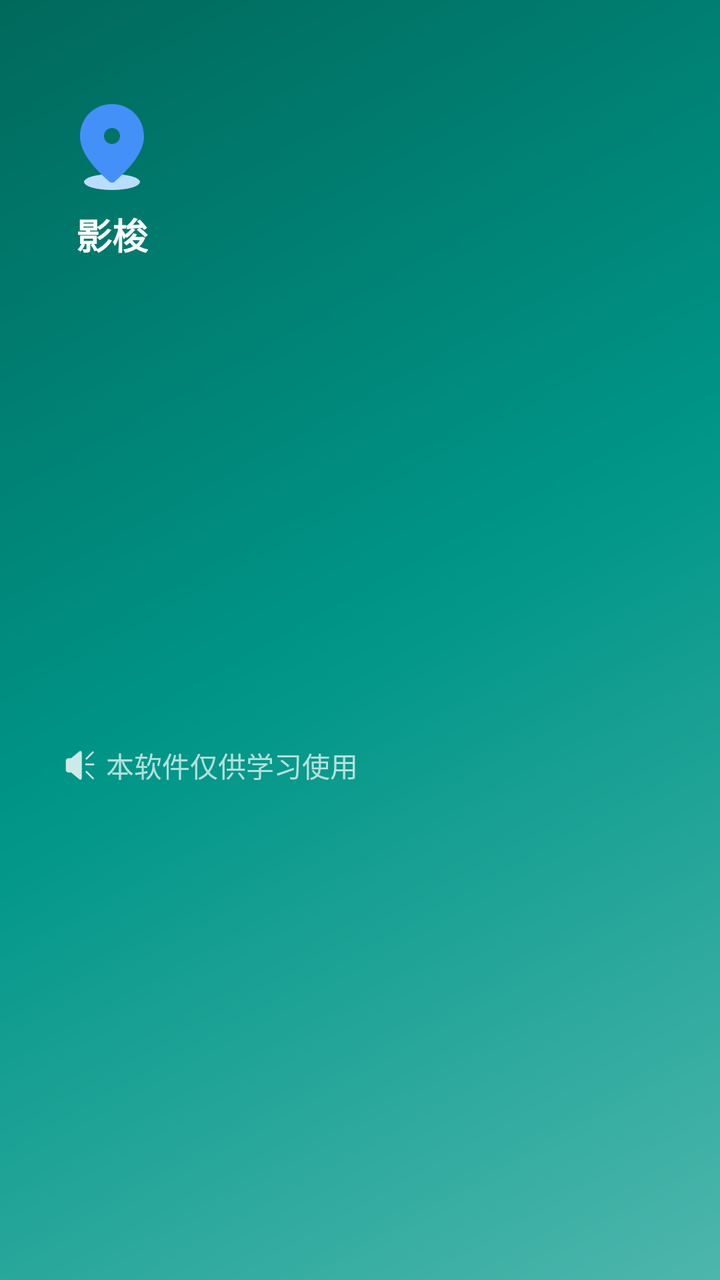
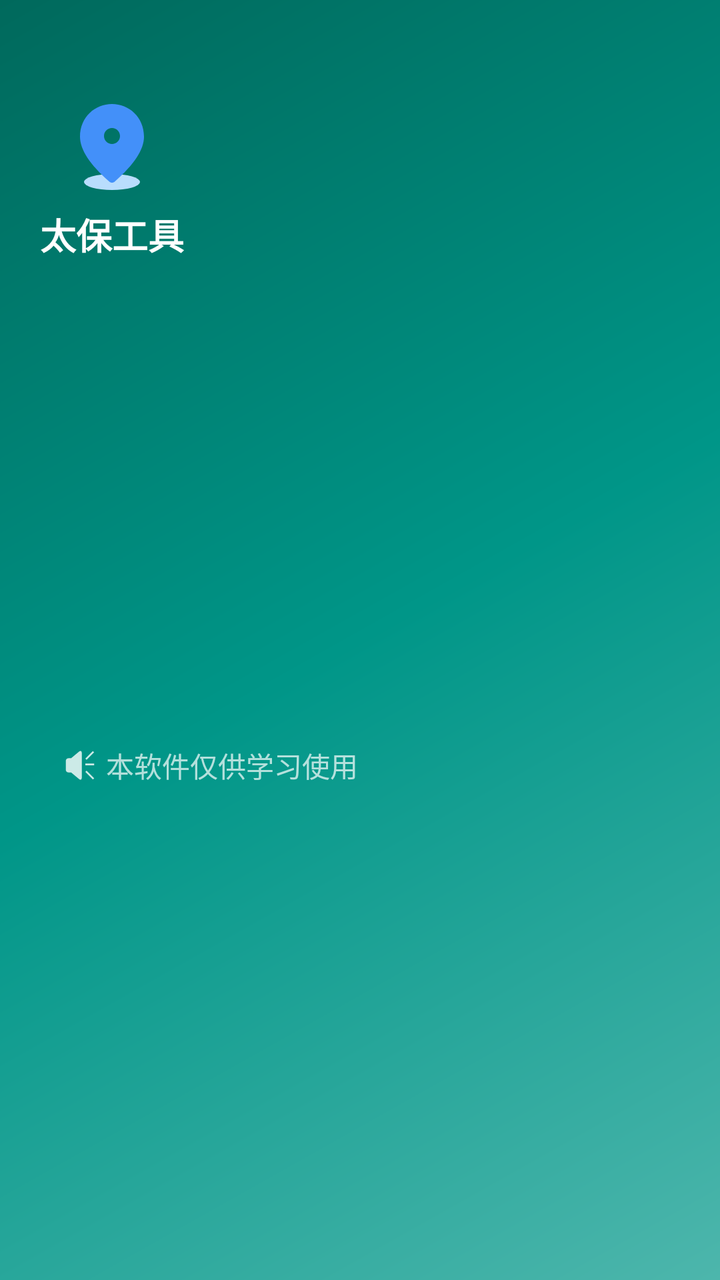

Two renders of the same Android screen: before a commit and after it. Below are the layout's source before the change and the commit's diff.
<!-- AndroidManifest.xml: application theme AppTheme -->
<!-- res/layout/nav_header.xml -->
<?xml version="1.0" encoding="utf-8"?>
<androidx.constraintlayout.widget.ConstraintLayout xmlns:android="http://schemas.android.com/apk/res/android"
    xmlns:app="http://schemas.android.com/apk/res-auto"
    xmlns:tools="http://schemas.android.com/tools"
    android:id="@+id/linearLayout"
    android:layout_width="match_parent"
    android:layout_height="@dimen/nav_header_height"
    android:background="@drawable/side_nav_bar"
    android:theme="@style/ThemeOverlay.AppCompat.Dark"
    >

  <ImageView
      android:id="@+id/user_icon"
      android:layout_width="48dp"
      android:layout_height="48dp"
      android:layout_marginStart="32dp"
      android:layout_marginTop="48dp"
      android:contentDescription="@null"
      app:layout_constraintStart_toStartOf="parent"
      app:layout_constraintTop_toTopOf="parent"
      app:srcCompat="@drawable/ic_launcher_location"
      />

  <TextView
      android:id="@+id/user_name"
      android:layout_width="wrap_content"
      android:layout_height="wrap_content"
      android:layout_marginTop="8dp"
      android:text="@string/nav_user_name"
      android:textAppearance="@style/TextAppearance.AppCompat.Body1"
      android:textSize="18sp"
      android:textStyle="bold"
      app:layout_constraintEnd_toEndOf="@+id/user_icon"
      app:layout_constraintStart_toStartOf="@+id/user_icon"
      app:layout_constraintTop_toBottomOf="@+id/user_icon"
      />

  <TextView
      android:id="@+id/textView"
      android:layout_width="0dp"
      android:layout_height="wrap_content"
      android:layout_marginTop="10dp"
      android:layout_marginBottom="15dp"
      android:drawablePadding="5dip"
      android:gravity="center_vertical"
      android:text="@string/nav_user_limit_info"
      app:drawableStartCompat="@drawable/ic_msg"
      app:layout_constraintBottom_toBottomOf="parent"
      app:layout_constraintEnd_toEndOf="parent"
      app:layout_constraintStart_toStartOf="@+id/user_icon"
      app:layout_constraintTop_toBottomOf="@+id/user_name"
      />

</androidx.constraintlayout.widget.ConstraintLayout>
<!-- resources referenced by this layout -->
<resources>
  <dimen name="nav_header_height">200dp</dimen>
  <!-- drawable ic_launcher_location (drawable) -->
  <vector xmlns:android="http://schemas.android.com/apk/res/android"
      android:width="24dp"
      android:height="24dp"
      android:viewportWidth="24"
      android:viewportHeight="24">
    <path
        android:fillColor="#B9DDFD"
        android:pathData="M12 21.5
        m-7, 0
        a7,2 0 1,0 14,0
        a7,2 0 1,0 -14,0" />
    <path
        android:fillColor="#4390F9"
        android:pathData="M12 2c-4.2 0-8 3.22-8 8.2 0 3.18 2.45 6.92 7.34 11.23.38.33.95.33 1.33 0C17.55 17.12 20 13.38 20 10.2 20 5.22 16.2 2 12 2m0 10c-1.1 0-2-.9-2-2s.9-2 2-2 2 .9 2 2-.9 2-2 2" />
  
  </vector>
  <!-- drawable ic_msg (drawable) -->
  <vector xmlns:android="http://schemas.android.com/apk/res/android"
      android:width="16dp"
      android:height="16dp"
      android:viewportWidth="1024"
      android:viewportHeight="1024">
    <path
        android:fillColor="#CCFFFFFF"
        android:pathData="M227.56,312.89v-28.44h-85.33c-47.46,0 -85.33,38.33 -85.33,85.6v283.91c0,47.58 38.21,85.6 85.33,85.6h85.33L227.56,312.89zM284.44,728.18L512,910.22L512,113.78L284.44,295.82v432.36zM227.56,682.67v56.89l254.32,211.93c47.86,39.88 87.02,21.7 87.02,-40.98L568.89,113.5c0,-62.72 -38.96,-81.03 -87.02,-40.99L227.56,284.44v56.89h-56.89c-31.64,0 -56.89,25.23 -56.89,56.36v228.6c0,30.71 25.47,56.37 56.89,56.37h56.89zM682.67,298.25l241.36,-241.36 40.23,40.23 -241.36,241.36 -40.23,-40.23zM682.67,722.89l241.36,241.36 40.23,-40.23 -241.36,-241.36 -40.23,40.23zM682.67,455.11L967.11,455.11L967.11,512L682.67,512v-56.89z" />
  </vector>
  <!-- drawable side_nav_bar (drawable) -->
  <shape xmlns:android="http://schemas.android.com/apk/res/android"
      android:shape="rectangle">
      <gradient
          android:angle="135"
          android:centerColor="#009688"
          android:endColor="#00695C"
          android:startColor="#4DB6AC"
          android:type="linear" />
  </shape>
  <string name="nav_user_limit_info">本软件仅供学习使用</string>
  <string name="nav_user_name">影梭</string>
  <style name="AppTheme" parent="Theme.Material3.DayNight.NoActionBar">
          <item name="colorPrimary">@color/colorPrimary</item>
          <item name="colorPrimaryDark">@color/colorPrimary</item>
          <item name="colorAccent">@color/colorAccent</item>
          <item name="buttonStyle">@style/AppTheme.Button</item>
          <item name="android:statusBarColor">@android:color/transparent</item>
      </style>
  <color name="colorPrimary">#ff008577</color>
  <color name="colorAccent">#ff4081</color>
  <style name="AppTheme.Button" parent="Widget.AppCompat.Button.Colored">
          <item name="colorButtonNormal">@color/colorAccent</item>
      </style>
</resources>

<!-- the commit's change to res/layout/nav_header.xml (unified diff, before → after) -->
@@ -6,49 +6,45 @@
     android:layout_width="match_parent"
     android:layout_height="@dimen/nav_header_height"
     android:background="@drawable/side_nav_bar"
-    android:theme="@style/ThemeOverlay.AppCompat.Dark"
-    >
+    android:theme="@style/ThemeOverlay.AppCompat.Dark">
 
-  <ImageView
-      android:id="@+id/user_icon"
-      android:layout_width="48dp"
-      android:layout_height="48dp"
-      android:layout_marginStart="32dp"
-      android:layout_marginTop="48dp"
-      android:contentDescription="@null"
-      app:layout_constraintStart_toStartOf="parent"
-      app:layout_constraintTop_toTopOf="parent"
-      app:srcCompat="@drawable/ic_launcher_location"
-      />
+    <ImageView
+        android:id="@+id/user_icon"
+        android:layout_width="48dp"
+        android:layout_height="48dp"
+        android:layout_marginStart="32dp"
+        android:layout_marginTop="48dp"
+        android:contentDescription="@null"
+        app:layout_constraintStart_toStartOf="parent"
+        app:layout_constraintTop_toTopOf="parent"
+        app:srcCompat="@drawable/ic_launcher_location" />
 
-  <TextView
-      android:id="@+id/user_name"
-      android:layout_width="wrap_content"
-      android:layout_height="wrap_content"
-      android:layout_marginTop="8dp"
-      android:text="@string/nav_user_name"
-      android:textAppearance="@style/TextAppearance.AppCompat.Body1"
-      android:textSize="18sp"
-      android:textStyle="bold"
-      app:layout_constraintEnd_toEndOf="@+id/user_icon"
-      app:layout_constraintStart_toStartOf="@+id/user_icon"
-      app:layout_constraintTop_toBottomOf="@+id/user_icon"
-      />
+    <TextView
+        android:id="@+id/user_name"
+        android:layout_width="wrap_content"
+        android:layout_height="wrap_content"
+        android:layout_marginTop="8dp"
+        android:text="@string/app_name"
+        android:textAppearance="@style/TextAppearance.AppCompat.Body1"
+        android:textSize="18sp"
+        android:textStyle="bold"
+        app:layout_constraintEnd_toEndOf="@+id/user_icon"
+        app:layout_constraintStart_toStartOf="@+id/user_icon"
+        app:layout_constraintTop_toBottomOf="@+id/user_icon" />
 
-  <TextView
-      android:id="@+id/textView"
-      android:layout_width="0dp"
-      android:layout_height="wrap_content"
-      android:layout_marginTop="10dp"
-      android:layout_marginBottom="15dp"
-      android:drawablePadding="5dip"
-      android:gravity="center_vertical"
-      android:text="@string/nav_user_limit_info"
-      app:drawableStartCompat="@drawable/ic_msg"
-      app:layout_constraintBottom_toBottomOf="parent"
-      app:layout_constraintEnd_toEndOf="parent"
-      app:layout_constraintStart_toStartOf="@+id/user_icon"
-      app:layout_constraintTop_toBottomOf="@+id/user_name"
-      />
+    <TextView
+        android:id="@+id/textView"
+        android:layout_width="0dp"
+        android:layout_height="wrap_content"
+        android:layout_marginTop="10dp"
+        android:layout_marginBottom="15dp"
+        android:drawablePadding="5dip"
+        android:gravity="center_vertical"
+        android:text="@string/nav_user_limit_info"
+        app:drawableStartCompat="@drawable/ic_msg"
+        app:layout_constraintBottom_toBottomOf="parent"
+        app:layout_constraintEnd_toEndOf="parent"
+        app:layout_constraintStart_toStartOf="@+id/user_icon"
+        app:layout_constraintTop_toBottomOf="@+id/user_name" />
 
 </androidx.constraintlayout.widget.ConstraintLayout>
<!-- resource entries referenced after the edit -->
@@ -38,8 +38,8 @@
           android:startColor="#4DB6AC"
           android:type="linear" />
   </shape>
+  <string name="app_name">太保工具</string>
   <string name="nav_user_limit_info">本软件仅供学习使用</string>
-  <string name="nav_user_name">影梭</string>
   <style name="AppTheme" parent="Theme.Material3.DayNight.NoActionBar">
           <item name="colorPrimary">@color/colorPrimary</item>
           <item name="colorPrimaryDark">@color/colorPrimary</item>
